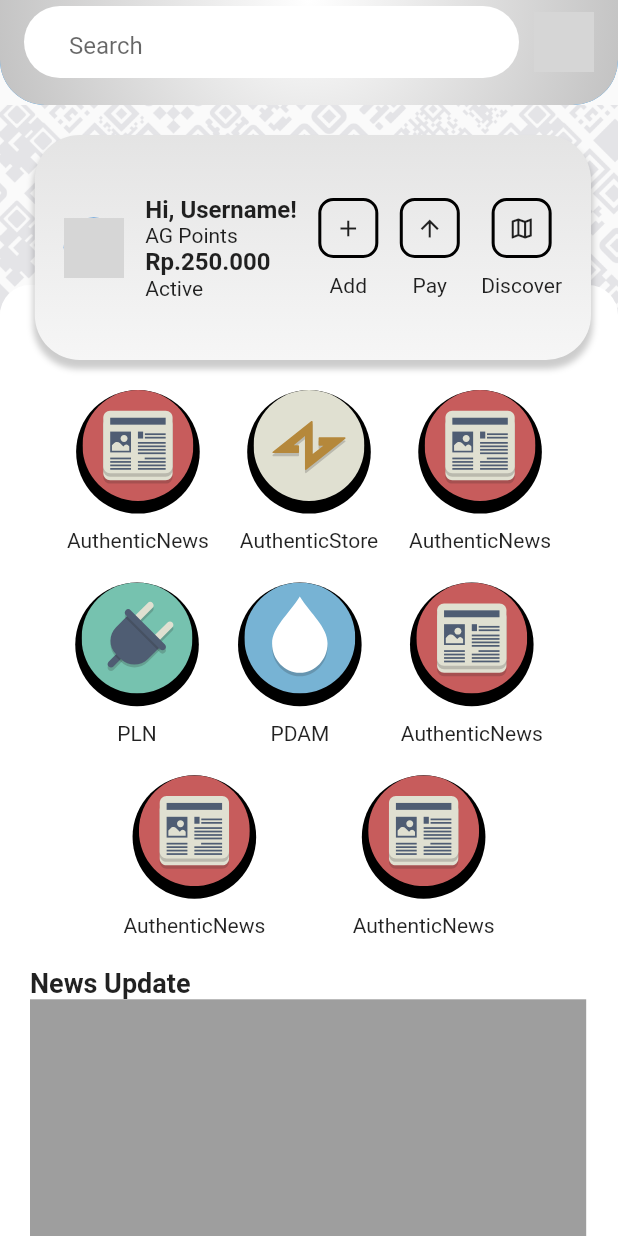
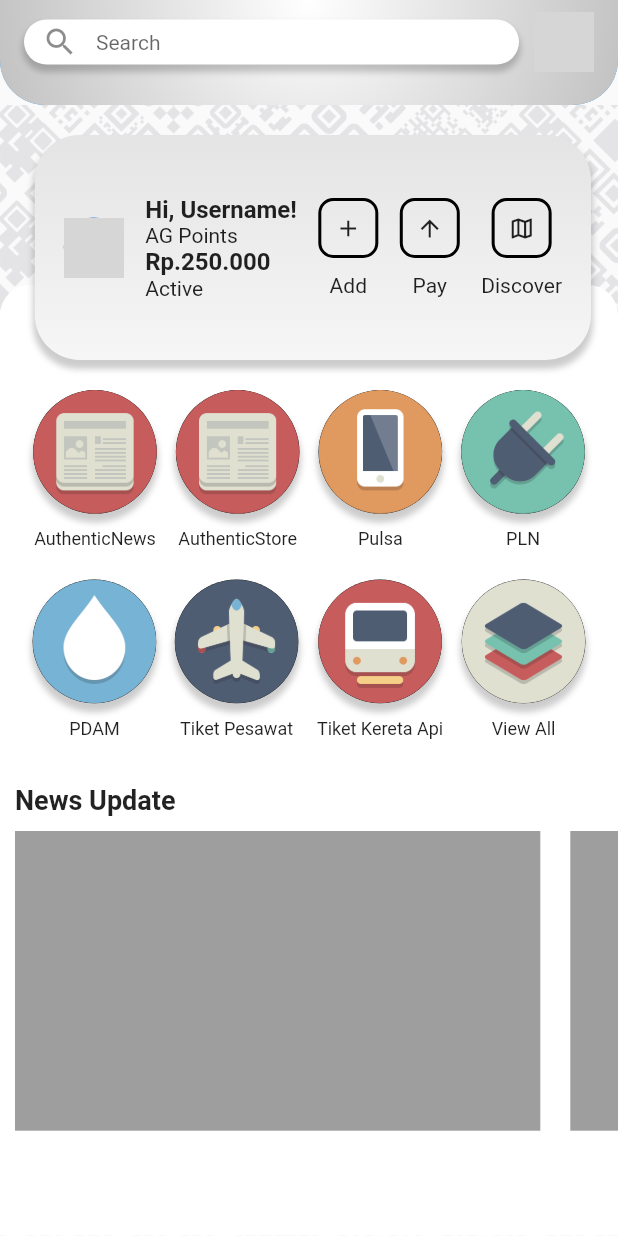
Before and after one commit to syifahasan/agt, a Flutter app: the HomePage screen opened directly, on a phone screen of 412 x 824 dp. Run offline on Flutter 3.47's test engine with Material 2 defaults, Android fonts, the phone set to English and light mode, and no system bars; our stand-ins replace flutter_svg; network calls fail; grey boxes are pictures that could not be loaded.

Commit message:
adding assets

```diff
--- a/lib/pages/home.dart
+++ b/lib/pages/home.dart
@@ -17,6 +17,25 @@ class MyApp extends StatelessWidget {
       ),
       home: HomePage(),
     );
+  }
+}
+
+class MainPage extends StatefulWidget {
+  const MainPage({super.key});
+
+  @override
+  State<MainPage> createState() => _MainPageState();
+}
+
+class _MainPageState extends State<MainPage> {
+  int currentPage = 0;
+  final screens = [
+
+  ];
+
+  @override
+  Widget build(BuildContext context) {
+    return const Placeholder();
   }
 }
 
@@ -52,16 +71,26 @@ class HomePage extends StatelessWidget {
             title: Row(
               children: [
                 Expanded(
+                  child: Container(
+                    decoration: BoxDecoration(
+                      borderRadius: BorderRadius.all(Radius.circular(20)),
+                      boxShadow: [
+                        BoxShadow(
+                          color: Colors.black.withOpacity(0.2),
+                          offset: Offset(0, 4),
+                          blurRadius: 3,
+                          spreadRadius: 1,
+                        ),
+                      ],
+                    ),
+                    width: screenWidth * 50 / 100,
+                    height: 30,
                     child: TextField(
                       textInputAction: TextInputAction.done,
                       controller: _searchController,
                       decoration: InputDecoration(
-                      contentPadding: EdgeInsets.all(10),
-                      prefix: Icon(
-                        Icons.search,
-                        color: Colors.grey,
-                        size: 20,
-                      ),
+                        contentPadding: EdgeInsets.symmetric(horizontal: 10),
+                        prefixIcon: Icon(Icons.search),
                         border: OutlineInputBorder(
                             borderSide: BorderSide.none,
                             borderRadius: BorderRadius.circular(50)),
@@ -73,6 +102,10 @@ class HomePage extends StatelessWidget {
                         // Perform search based on the input value
                         print('Search query: $value');
                       },
+                      style: TextStyle(
+                        fontSize: 14,
+                      ),
+                    ),
                   ),
                 ),
                 SizedBox(width: 10.0),
@@ -102,8 +135,8 @@ class HomePage extends StatelessWidget {
                       Positioned(
                         child: Container(
                           margin: EdgeInsets.only(top: 120),
-                          padding: EdgeInsets.symmetric(
-                              vertical: 70, horizontal: 20),
+                          padding:
+                              EdgeInsets.symmetric(vertical: 70, horizontal: 0),
                           // height: 500,
                           width: screenWidth,
                           decoration: BoxDecoration(
@@ -121,66 +154,97 @@ class HomePage extends StatelessWidget {
                                 child: Wrap(
                                   alignment: WrapAlignment.spaceEvenly,
                                   runSpacing: 20,
-                                  spacing: screenWidth * 5 / 100,
+                                  spacing: screenWidth * 3 / 100,
                                   children: [
                                     Menu(
                                         screenWidth: screenWidth,
                                         image:
-                                            'assets/icons/news-svgrepo-com.svg',
+                                            'assets/icons/news-svgrepo-com.png',
                                         desc: 'AuthenticNews'),
                                     Menu(
                                         screenWidth: screenWidth,
-                                        image: 'assets/icons/agt_white.svg',
+                                        image:
+                                            'assets/icons/news-svgrepo-com.png',
                                         desc: 'AuthenticStore'),
                                     Menu(
                                         screenWidth: screenWidth,
                                         image:
-                                            'assets/icons/news-svgrepo-com.svg',
-                                        desc: 'AuthenticNews'),
+                                            'assets/icons/smartphone-svgrepo-com.png',
+                                        desc: 'Pulsa'),
                                     Menu(
                                         screenWidth: screenWidth,
                                         image:
-                                            'assets/icons/plugin-svgrepo-com.svg',
+                                            'assets/icons/plugin-svgrepo-com.png',
                                         desc: 'PLN'),
                                     Menu(
                                         screenWidth: screenWidth,
                                         image:
-                                            'assets/icons/water-svgrepo-com.svg',
+                                            'assets/icons/water-svgrepo-com.png',
                                         desc: 'PDAM'),
                                     Menu(
                                         screenWidth: screenWidth,
                                         image:
-                                            'assets/icons/news-svgrepo-com.svg',
-                                        desc: 'AuthenticNews'),
+                                            'assets/icons/plane-svgrepo-com.png',
+                                        desc: 'Tiket Pesawat'),
                                     Menu(
                                         screenWidth: screenWidth,
                                         image:
-                                            'assets/icons/news-svgrepo-com.svg',
-                                        desc: 'AuthenticNews'),
+                                            'assets/icons/train-svgrepo-com.png',
+                                        desc: 'Tiket Kereta Api'),
                                     Menu(
                                         screenWidth: screenWidth,
                                         image:
-                                            'assets/icons/news-svgrepo-com.svg',
-                                        desc: 'AuthenticNews'),
+                                            'assets/icons/stack-svgrepo-com.png',
+                                        desc: 'View All'),
                                   ],
                                 ),
                               ),
                               SizedBox(
                                 height: 20,
                               ),
-                              Text(
+                              Padding(
+                                padding: const EdgeInsets.all(10),
+                                child: Text(
                                   "News Update",
                                   style: TextStyle(
-                                    fontSize: 18, fontWeight: FontWeight.bold),
+                                      fontSize: 18,
+                                      fontWeight: FontWeight.bold),
+                                ),
                               ),
                               SingleChildScrollView(
+                                physics: BouncingScrollPhysics(),
                                 scrollDirection: Axis.horizontal,
-                                child: Container(
-                                  width: screenWidth * 90 / 100,
+                                child: Row(
+                                  mainAxisAlignment: MainAxisAlignment.center,
+                                  children: [
+                                    Container(
+                                      margin:
+                                          EdgeInsets.symmetric(horizontal: 10),
+                                      width: screenWidth * 85 / 100,
                                       height: 200,
                                       decoration: BoxDecoration(
                                         color: Colors.grey,
                                       ),
+                                    ),
+                                    Container(
+                                      margin:
+                                          EdgeInsets.symmetric(horizontal: 10),
+                                      width: screenWidth * 85 / 100,
+                                      height: 200,
+                                      decoration: BoxDecoration(
+                                        color: Colors.grey,
+                                      ),
+                                    ),
+                                    Container(
+                                      margin:
+                                          EdgeInsets.symmetric(horizontal: 10),
+                                      width: screenWidth * 85 / 100,
+                                      height: 200,
+                                      decoration: BoxDecoration(
+                                        color: Colors.grey,
+                                      ),
+                                    ),
+                                  ],
                                 ),
                               )
                             ],
@@ -203,7 +267,7 @@ class HomePage extends StatelessWidget {
                                 offset: Offset(0, 5),
                                 blurRadius: 3,
                                 spreadRadius: 1,
-                              )
+                              ),
                             ],
                             gradient: LinearGradient(
                               colors: [
@@ -295,22 +359,35 @@ class Menu extends StatelessWidget {
           width: screenWidth * 20 / 100,
           height: screenWidth * 20 / 100,
           decoration: BoxDecoration(
-            // image: DecorationImage(
-            //   image: AssetImage('assets/icons/newslogo.png'),
-            // ),
+            image: DecorationImage(
+              image: AssetImage(image),
+            ),
             color: Colors.black,
             borderRadius: BorderRadius.circular(screenWidth * 50 / 100),
+            boxShadow: [
+              BoxShadow(
+                color: Colors.black.withOpacity(0.2),
+                offset: Offset(0, 5),
+                blurRadius: 3,
+                spreadRadius: 1,
               ),
-          child: SvgPicture.asset(
-            image,
-            width: 200,
-            height: 200,
+            ],
           ),
+          // child: SvgPicture.asset(
+          //   image,
+          //   width: 200,
+          //   height: 200,
+          // ),
         ),
         SizedBox(
           height: 10,
         ),
-        Text(desc),
+        Text(
+          desc,
+          style: TextStyle(
+            fontSize: 12,
+          ),
+        ),
       ],
     );
   }
```
Also changed, not shown: pubspec.yaml (+6 -5 lines), assets/icons/news-svgrepo-com.png (added), assets/icons/news-svgrepo-com.svg (deleted), assets/icons/newslogo.png (deleted), assets/icons/newspaper.svg (added), assets/icons/plane-svgrepo-com.png (added), assets/icons/plane-svgrepo-com.svg, assets/icons/plugin-svgrepo-com.png (added), assets/icons/plugin-svgrepo-com.svg, assets/icons/smartphone-svgrepo-com.png, assets/icons/smartphone-svgrepo-com.svg (added), assets/icons/stack-svgrepo-com.png, assets/icons/stack-svgrepo-com.svg (added), assets/icons/train-svgrepo-com.png (added), 3 more files. Lines whose indentation alone changed are shown as unchanged.
